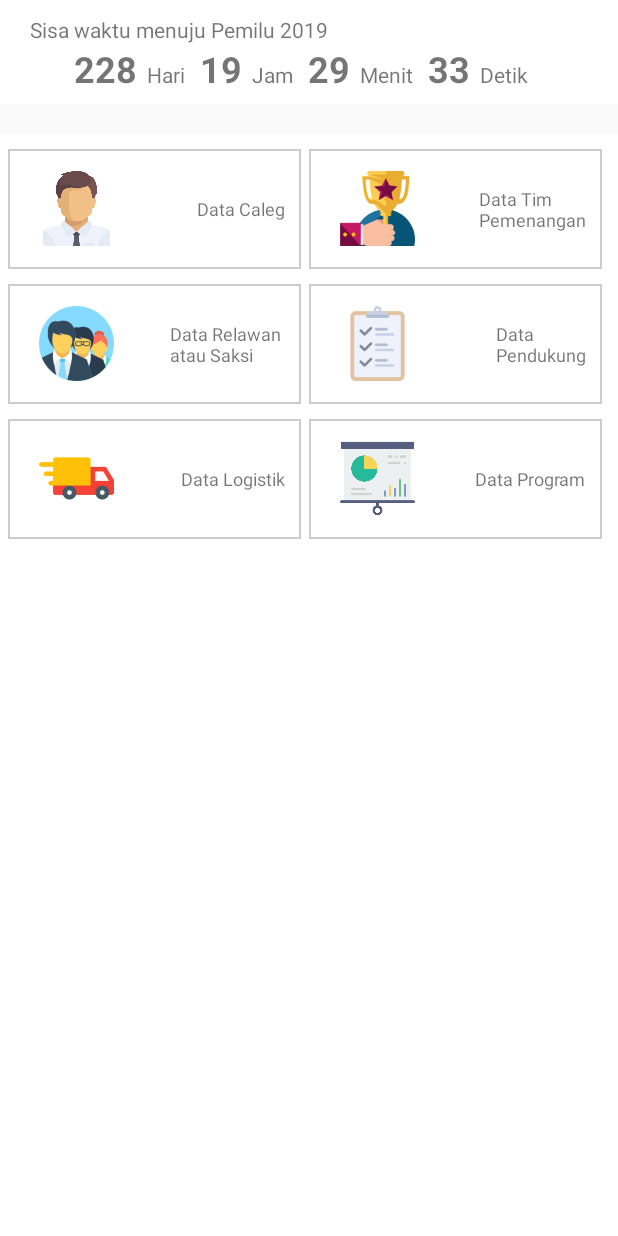
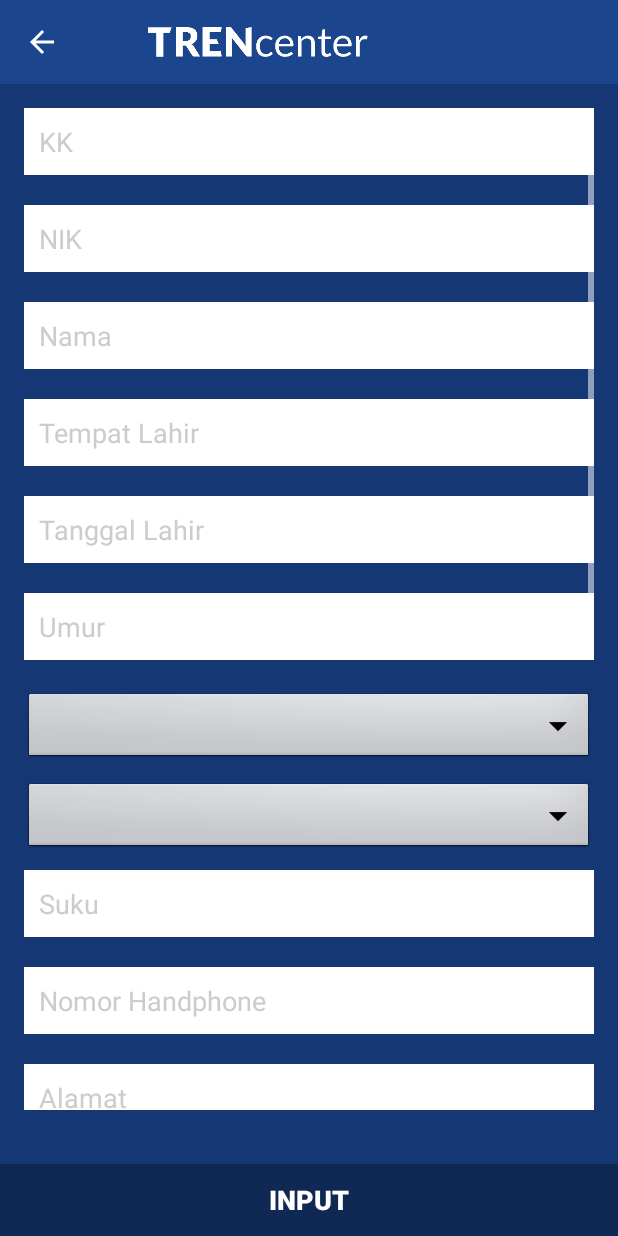
Before and after one commit to bangil0/TrenCenter, an Android app: the fragment HomeFragment shown on its own in the app's theme, after a tap on an icon or button, on a phone screen of 412 x 824 dp. Run offline under Robolectric (Android 15) with nearby library versions, the phone set to English and light mode, and no system bars; 3 other taps on this screen came first.

Commit message:
Initiating pendukung

```diff
--- a/app/src/main/AndroidManifest.xml
+++ b/app/src/main/AndroidManifest.xml
@@ -35,7 +35,8 @@
         <activity android:name=".activity.ChangePassword" />
         <activity android:name=".activity.ProgramKerja" />
         <activity android:name=".activity.DetailProgram" />
-        <activity android:name=".activity.InputRelawan"></activity>
+        <activity android:name=".activity.InputRelawan" />
+        <activity android:name=".activity.InputPendukung"></activity>
     </application>
 
 </manifest>
--- a/app/src/main/java/com/meivaldi/trencenter/activity/ChangeUsername.java
+++ b/app/src/main/java/com/meivaldi/trencenter/activity/ChangeUsername.java
@@ -37,6 +37,8 @@ public class ChangeUsername extends AppCompatActivity{
 
     private SQLiteHandler db;
 
+    private String tipe;
+
     @Override
     protected void onCreate(Bundle savedInstanceState) {
         super.onCreate(savedInstanceState);
@@ -52,10 +54,26 @@ public class ChangeUsername extends AppCompatActivity{
         getSupportActionBar().setDisplayHomeAsUpEnabled(true);
         getSupportActionBar().setTitle("");
 
+        db = new SQLiteHandler(getApplicationContext());
+        HashMap<String, String> user = db.getUserDetails();
+        tipe = user.get("type");
+
         toolbar.setNavigationOnClickListener(new View.OnClickListener() {
             @Override
             public void onClick(View view) {
-                startActivity(new Intent(getApplicationContext(), Dashboard_SuperAdmin.class));
+                if(tipe.equals("relawan")){
+                    Intent intent = new Intent(ChangeUsername.this,
+                            Dashboard_SuperAdmin.class);
+                    startActivity(intent);
+                } else if(tipe.equals("Relawan")){
+                    Intent intent = new Intent(ChangeUsername.this,
+                            MainActivity.class);
+                    startActivity(intent);
+                } else if(tipe.equals("tim_pemenangan")){
+                    Intent intent = new Intent(ChangeUsername.this,
+                            MainActivity.class);
+                    startActivity(intent);
+                }
                 finish();
             }
         });
--- /dev/null
+++ b/app/src/main/java/com/meivaldi/trencenter/activity/InputPendukung.java
@@ -0,0 +1,35 @@
+package com.meivaldi.trencenter.activity;
+
+import android.content.Intent;
+import android.support.v7.app.AppCompatActivity;
+import android.os.Bundle;
+import android.support.v7.widget.Toolbar;
+import android.view.View;
+
+import com.meivaldi.trencenter.R;
+
+public class InputPendukung extends AppCompatActivity {
+
+    private Toolbar toolbar;
+
+    @Override
+    protected void onCreate(Bundle savedInstanceState) {
+        super.onCreate(savedInstanceState);
+        setContentView(R.layout.activity_input_pendukung);
+
+        toolbar = (Toolbar) findViewById(R.id.toolbar);
+
+        setSupportActionBar(toolbar);
+
+        getSupportActionBar().setDisplayHomeAsUpEnabled(true);
+        getSupportActionBar().setTitle("");
+
+        toolbar.setNavigationOnClickListener(new View.OnClickListener() {
+            @Override
+            public void onClick(View view) {
+                startActivity(new Intent(getApplicationContext(), Dashboard_SuperAdmin.class));
+                finish();
+            }
+        });
+    }
+}
--- a/app/src/main/java/com/meivaldi/trencenter/fragment/HomeFragment.java
+++ b/app/src/main/java/com/meivaldi/trencenter/fragment/HomeFragment.java
@@ -15,6 +15,7 @@ import android.widget.TextView;
 import android.widget.Toast;
 
 import com.meivaldi.trencenter.R;
+import com.meivaldi.trencenter.activity.InputPendukung;
 import com.meivaldi.trencenter.activity.InputRelawan;
 
 import java.text.SimpleDateFormat;
@@ -182,7 +183,7 @@ public class HomeFragment extends Fragment implements View.OnClickListener{
 
                 return;
             case R.id.layout_four:
-                Toast.makeText(getContext(), "Masih Dalam Pengembangan", Toast.LENGTH_SHORT).show();
+                startActivity(new Intent(getContext(), InputPendukung.class));
 
                 return;
             case R.id.layout_five:
--- /dev/null
+++ b/app/src/main/res/layout/activity_input_pendukung.xml
@@ -0,0 +1,294 @@
+<?xml version="1.0" encoding="utf-8"?>
+<RelativeLayout xmlns:android="http://schemas.android.com/apk/res/android"
+    xmlns:tools="http://schemas.android.com/tools"
+    android:id="@+id/activity_input_relawan"
+    android:layout_width="match_parent"
+    android:layout_height="match_parent"
+    android:background="@color/colorPrimaryDark"
+    tools:context="com.meivaldi.trencenter.activity.InputPendukung">
+
+    <android.support.v7.widget.Toolbar
+        android:id="@+id/toolbar"
+        android:layout_width="match_parent"
+        android:layout_height="wrap_content"
+        android:background="@color/colorPrimary">
+
+        <ImageView
+            android:id="@+id/logo"
+            android:layout_width="200dp"
+            android:layout_height="20dp"
+            android:src="@drawable/icon_logo_white"/>
+
+    </android.support.v7.widget.Toolbar>
+
+    <Button
+        android:id="@+id/inputRelawan"
+        android:layout_width="match_parent"
+        android:layout_height="wrap_content"
+        android:background="@color/statusBar"
+        android:textColor="@android:color/white"
+        android:text="Input"
+        android:textSize="18dp"
+        android:textStyle="bold"
+        android:layout_alignParentBottom="true" />
+
+    <ScrollView
+        android:layout_below="@id/toolbar"
+        android:layout_above="@id/inputRelawan"
+        android:id="@+id/field"
+        android:layout_width="match_parent"
+        android:layout_height="wrap_content"
+        android:layout_marginBottom="20dp"
+        android:paddingBottom="@dimen/activity_vertical_margin"
+        android:paddingLeft="@dimen/activity_horizontal_margin"
+        android:paddingRight="@dimen/activity_horizontal_margin"
+        android:paddingTop="@dimen/activity_vertical_margin">
+
+        <LinearLayout
+            android:layout_width="match_parent"
+            android:layout_height="wrap_content"
+            android:orientation="vertical">
+
+            <EditText
+                android:id="@+id/kk"
+                android:layout_width="fill_parent"
+                android:layout_height="wrap_content"
+                android:layout_marginBottom="20dp"
+                android:background="@android:color/white"
+                android:hint="KK"
+                android:padding="10dp"
+                android:singleLine="true"
+                android:inputType="numberDecimal"
+                android:textColor="@android:color/black"
+                android:textColorHint="#ccc" />
+
+            <EditText
+                android:id="@+id/nik"
+                android:layout_width="fill_parent"
+                android:layout_height="wrap_content"
+                android:layout_marginBottom="20dp"
+                android:background="@android:color/white"
+                android:hint="NIK"
+                android:padding="10dp"
+                android:singleLine="true"
+                android:inputType="numberDecimal"
+                android:textColor="@android:color/black"
+                android:textColorHint="#ccc" />
+
+            <EditText
+                android:id="@+id/namaRelawan"
+                android:layout_width="fill_parent"
+                android:layout_height="wrap_content"
+                android:layout_marginBottom="20dp"
+                android:background="@android:color/white"
+                android:hint="Nama"
+                android:padding="10dp"
+                android:singleLine="true"
+                android:inputType="textCapWords"
+                android:textColor="@android:color/black"
+                android:textColorHint="#ccc" />
+
+            <EditText
+                android:id="@+id/tempatLahirRelawan"
+                android:layout_width="fill_parent"
+                android:layout_height="wrap_content"
+                android:layout_marginBottom="20dp"
+                android:background="@android:color/white"
+                android:hint="Tempat Lahir"
+                android:padding="10dp"
+                android:singleLine="true"
+                android:inputType="textCapWords"
+                android:textColor="@android:color/black"
+                android:textColorHint="#ccc" />
+
+            <EditText
+                android:id="@+id/tanggalLahirRelawan"
+                android:layout_width="fill_parent"
+                android:clickable="true"
+                android:editable="false"
+                android:layout_height="wrap_content"
+                android:layout_marginBottom="20dp"
+                android:background="@android:color/white"
+                android:hint="Tanggal Lahir"
+                android:focusable="false"
+                android:padding="10dp"
+                android:singleLine="true"
+                android:inputType="datetime"
+                android:textColor="@android:color/black"
+                android:textColorHint="#ccc" />
+
+            <EditText
+                android:id="@+id/umurRelawan"
+                android:layout_width="fill_parent"
+                android:layout_height="wrap_content"
+                android:layout_marginBottom="20dp"
+                android:background="@android:color/white"
+                android:hint="Umur"
+                android:padding="10dp"
+                android:singleLine="true"
+                android:inputType="datetime"
+                android:textColor="@android:color/black"
+                android:textColorHint="#ccc" />
+
+            <Spinner
+                android:id="@+id/status"
+                android:layout_width="match_parent"
+                android:layout_height="50dp"
+                android:layout_marginBottom="10dp"
+                android:padding="10dp"
+                android:background="@android:drawable/btn_dropdown" />
+
+            <Spinner
+                android:id="@+id/jenisKelamin"
+                android:layout_width="match_parent"
+                android:layout_height="50dp"
+                android:layout_marginBottom="10dp"
+                android:padding="10dp"
+                android:background="@android:drawable/btn_dropdown" />
+
+            <EditText
+                android:id="@+id/suku"
+                android:layout_width="fill_parent"
+                android:layout_height="wrap_content"
+                android:layout_marginBottom="20dp"
+                android:background="@android:color/white"
+                android:hint="Suku"
+                android:padding="10dp"
+                android:singleLine="true"
+                android:inputType="textCapWords"
+                android:textColor="@android:color/black"
+                android:textColorHint="#ccc" />
+
+            <EditText
+                android:id="@+id/nomorHPRelawan"
+                android:layout_width="fill_parent"
+                android:layout_height="wrap_content"
+                android:layout_marginBottom="20dp"
+                android:background="@android:color/white"
+                android:hint="Nomor Handphone"
+                android:padding="10dp"
+                android:singleLine="true"
+                android:inputType="phone"
+                android:textColor="@android:color/black"
+                android:textColorHint="#ccc" />
+
+            <EditText
+                android:id="@+id/alamatRelawan"
+                android:layout_width="fill_parent"
+                android:layout_height="wrap_content"
+                android:layout_marginBottom="20dp"
+                android:background="@android:color/white"
+                android:hint="Alamat"
+                android:padding="10dp"
+                android:singleLine="true"
+                android:inputType="text"
+                android:textColor="@android:color/black"
+                android:textColorHint="#ccc" />
+
+            <EditText
+                android:id="@+id/kabupaten"
+                android:layout_width="fill_parent"
+                android:layout_height="wrap_content"
+                android:layout_marginBottom="20dp"
+                android:background="@android:color/white"
+                android:hint="Kabupaten"
+                android:padding="10dp"
+                android:singleLine="true"
+                android:inputType="text"
+                android:textColor="@android:color/black"
+                android:textColorHint="#ccc" />
+
+            <EditText
+                android:id="@+id/kecamatan"
+                android:layout_width="fill_parent"
+                android:layout_height="wrap_content"
+                android:layout_marginBottom="20dp"
+                android:background="@android:color/white"
+                android:hint="Kecamatan"
+                android:padding="10dp"
+                android:singleLine="true"
+                android:inputType="text"
+                android:textColor="@android:color/black"
+                android:textColorHint="#ccc" />
+
+            <EditText
+                android:id="@+id/kelurahan"
+                android:layout_width="fill_parent"
+                android:layout_height="wrap_content"
+                android:layout_marginBottom="20dp"
+                android:background="@android:color/white"
+                android:hint="Kelurahan"
+                android:padding="10dp"
+                android:singleLine="true"
+                android:inputType="text"
+                android:textColor="@android:color/black"
+                android:textColorHint="#ccc" />
+
+            <EditText
+                android:id="@+id/rt"
+                android:layout_width="fill_parent"
+                android:layout_height="wrap_content"
+                android:layout_marginBottom="20dp"
+                android:background="@android:color/white"
+                android:hint="RT"
+                android:padding="10dp"
+                android:singleLine="true"
+                android:inputType="number"
+                android:textColor="@android:color/black"
+                android:textColorHint="#ccc" />
+
+            <EditText
+                android:id="@+id/rw"
+                android:layout_width="fill_parent"
+                android:layout_height="wrap_content"
+                android:layout_marginBottom="20dp"
+                android:background="@android:color/white"
+                android:hint="RW"
+                android:padding="10dp"
+                android:singleLine="true"
+                android:inputType="number"
+                android:textColor="@android:color/black"
+                android:textColorHint="#ccc" />
+
+            <EditText
+                android:id="@+id/tps"
+                android:layout_width="fill_parent"
+                android:layout_height="wrap_content"
+                android:layout_marginBottom="20dp"
+                android:background="@android:color/white"
+                android:hint="TPS"
+                android:padding="10dp"
+                android:singleLine="true"
+                android:inputType="number"
+                android:textColor="@android:color/black"
+                android:textColorHint="#ccc" />
+
+            <RelativeLayout
+                android:layout_width="match_parent"
+                android:layout_height="120dp"
+                android:background="@drawable/dotted"
+                android:layout_marginBottom="20dp">
+
+                <ImageView
+                    android:id="@+id/profilePicture"
+                    android:layout_width="80dp"
+                    android:layout_height="80dp"
+                    android:layout_centerInParent="true"
+                    android:src="@drawable/no_photo"/>
+
+            </RelativeLayout>
+
+            <Button
+                android:id="@+id/uploadPhoto"
+                android:layout_width="match_parent"
+                android:layout_height="wrap_content"
+                android:background="@color/colorPrimary"
+                android:text="Upload Foto"
+                android:textColor="@android:color/white"
+                android:textStyle="bold"/>
+
+        </LinearLayout>
+
+    </ScrollView>
+
+</RelativeLayout>
```
